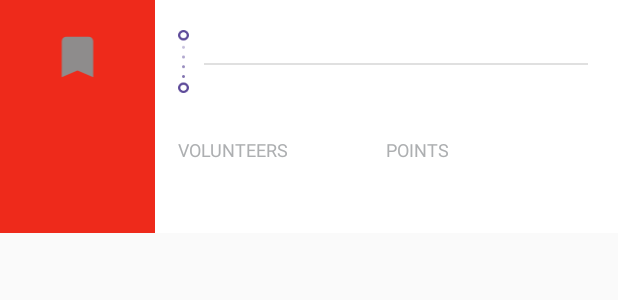
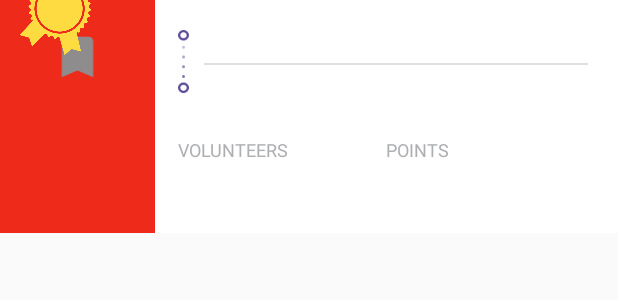
Before and after one commit to k-Francisco/Thelon, an Android app: the layout portfolio_cell.xml on its own in the app's theme, with its tools: preview values and no code run, on a phone screen of 412 x 824 dp. Shown: the top 300 px of the screen. Run offline under Robolectric (Android 15) with nearby library versions, the phone set to English and light mode, and no system bars; plain views replace FoldingCell.

Commit message:
final portfolio

```diff
--- a/app/src/main/java/com/example/johncarter/thelon/portfolio/PorfolioNewAdapter.java
+++ b/app/src/main/java/com/example/johncarter/thelon/portfolio/PorfolioNewAdapter.java
@@ -47,6 +47,7 @@ public class PorfolioNewAdapter extends ArrayAdapter<PortfolioActivity> {
             viewHolder.eventHost = (TextView) cell.findViewById(R.id.title_to_address);
             viewHolder.volunteersCount = (TextView) cell.findViewById(R.id.title_volunteers_count);
             viewHolder.points = (TextView) cell.findViewById(R.id.title_points);
+            viewHolder.status = (ImageView) cell.findViewById(R.id.status);
             viewHolder.contentRequestBtn = (TextView) cell.findViewById(R.id.content_request_btn);
             cell.setTag(viewHolder);
         } else {
@@ -65,6 +66,7 @@ public class PorfolioNewAdapter extends ArrayAdapter<PortfolioActivity> {
         viewHolder.eventHost.setText(portfolioActivity.getEventHost());
         viewHolder.volunteersCount.setText(portfolioActivity.getVolunteerCount());
         viewHolder.points.setText(portfolioActivity.getPoints());
+        viewHolder.status.setImageResource(portfolioActivity.getEvent_status());
 
         if (portfolioActivity.getRequestBtnClickListener() != null) {
             viewHolder.contentRequestBtn.setOnClickListener(portfolioActivity.getRequestBtnClickListener());
@@ -107,5 +109,6 @@ public class PorfolioNewAdapter extends ArrayAdapter<PortfolioActivity> {
         TextView volunteersCount;
         TextView points;
         TextView contentRequestBtn;
+        ImageView status;
     }
 }
--- a/app/src/main/res/layout/portfolio_cell.xml
+++ b/app/src/main/res/layout/portfolio_cell.xml
@@ -1,4 +1,5 @@
 <?xml version="1.0" encoding="utf-8"?>
+
 <com.ramotion.foldingcell.FoldingCell xmlns:android="http://schemas.android.com/apk/res/android"
     xmlns:folding-cell="http://schemas.android.com/apk/res-auto"
     android:layout_width="match_parent"
@@ -6,7 +7,8 @@
     folding-cell:additionalFlipsCount="2"
     folding-cell:animationDuration="1300"
     folding-cell:backSideColor="@color/bgBackSideColor"
-    folding-cell:cameraHeight="30">
+    folding-cell:cameraHeight="30"
+    android:id="@+id/cell">
 
     <!-- CONTENT (UNFOLDED) LAYOUT (MUST BE AT LEAST 2x times BIGGER than content layout bellow)-->
     <include layout="@layout/portfolio_cell_content" />
@@ -14,4 +16,16 @@
     <!-- TITLE (FOLDED) LAYOUT (MUST BE AT LEAST 2x times SMALLER than content layout above) -->
     <include layout="@layout/portfolio_cell_title" />
 
+    <ImageView
+        android:id="@+id/status"
+        android:layout_width="77dp"
+        android:layout_height="50dp"
+        android:layout_alignParentRight="true"
+        android:layout_marginRight="-30dp"
+        android:layout_marginTop="-15dp"
+        android:src="@drawable/ribbon_done2"
+
+        android:rotation="15"
+        />
+
 </com.ramotion.foldingcell.FoldingCell>
--- a/app/src/main/res/values/colors.xml
+++ b/app/src/main/res/values/colors.xml
@@ -1,7 +1,7 @@
 <?xml version="1.0" encoding="utf-8"?>
 <resources>
     <color name="colorPrimary">#3F51B5</color>
-    <color name="colorPrimaryDark">#303F9F</color>
+    <color name="colorPrimaryDark">#EE2A1B</color>
     <color name="colorAccent">#FF4081</color>
 
     <color name="home">#E0162B</color>
```
Also changed, not shown: app/src/main/java/com/example/johncarter/thelon/models/PortfolioActivity.java (+16 -6 lines), app/src/main/java/com/example/johncarter/thelon/portfolio/PorfolioNew.java (+22 -0 lines), app/src/main/res/layout/portfolio_listview.xml (+6 -1 lines), app/src/main/res/drawable/ribbon2.png (added), app/src/main/res/drawable/ribbon_done2.png (added).
